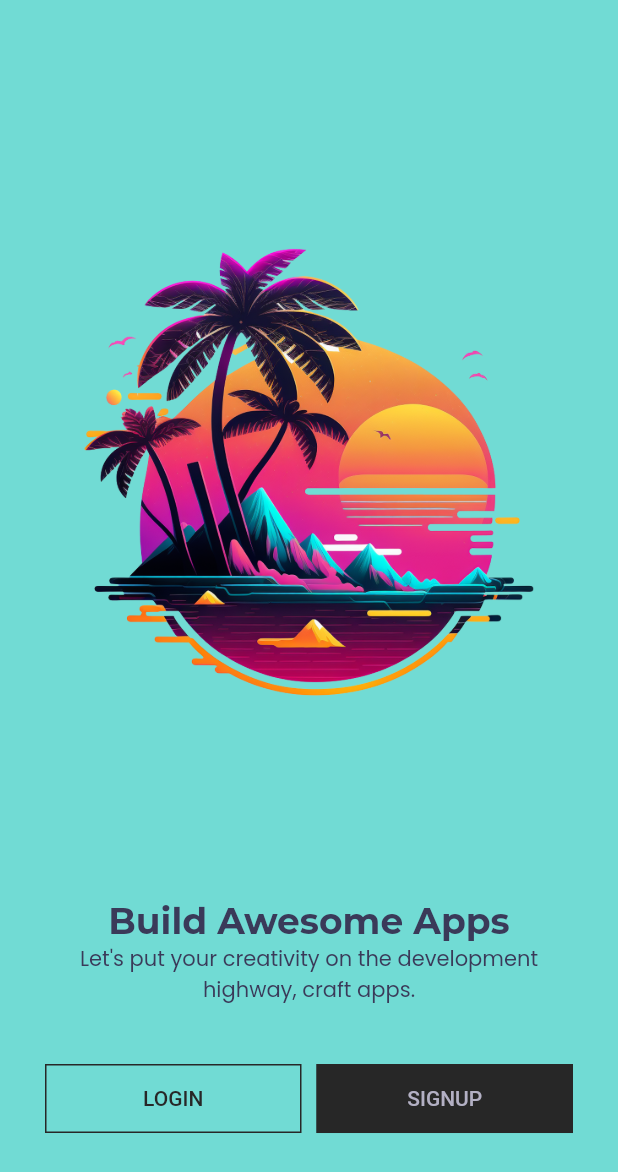
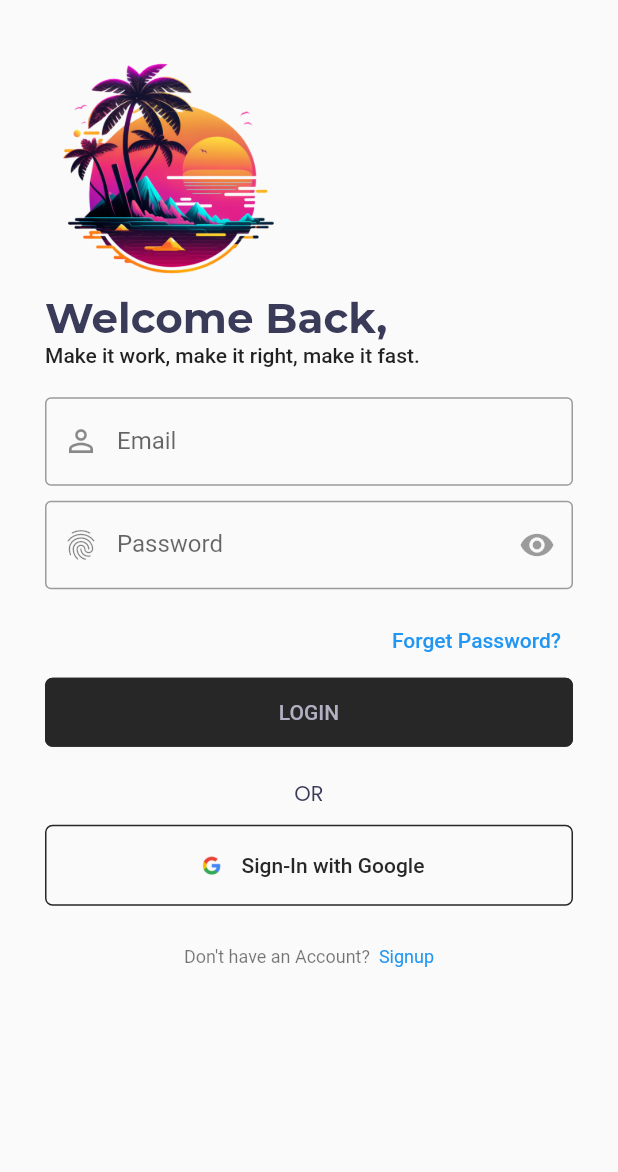
Before and after one commit to FelipeB0427/login_app_flutter, a Flutter app: the screen it shows after launch, after a tap on "LOGIN", on a phone screen of 412 x 824 dp. Shown: the top 1172 px of the screen. Run offline on Flutter 3.47's test engine with Material 2 defaults, Android fonts, the light colour scheme and no system bars; our stand-ins replace get, google_fonts, liquid_swipe, smooth_page_indicator.

Commit message:
FEAT: Created the login screen

```diff
--- a/lib/src/constants/image_strings.dart
+++ b/lib/src/constants/image_strings.dart
@@ -4,4 +4,8 @@ const String tOnboardingImage2 = "assets/images/on_boarding/image-2.png";
 const String tOnboardingImage3 = "assets/images/on_boarding/image-3.png";
 
 // -- Welcome Screen Images
+// -- Still used on Login & SignUp
 const String tWelcomeImage = "assets/images/welcome/welcome-image.png";
+
+// -- Login Screen Imnages
+const String tGoogleLogo = "assets/images/logo/google-logo.png";
--- a/lib/src/constants/sizes.dart
+++ b/lib/src/constants/sizes.dart
@@ -1,3 +1,4 @@
 const double tDefaultSize = 30.0;
 const double tSplashContainerSize = 30.0;
 const double tButtonHeight = 15.0;
+const tFormHeight = 30.0;
--- a/lib/src/constants/text_strings.dart
+++ b/lib/src/constants/text_strings.dart
@@ -1,6 +1,10 @@
 // -- General Text
 const String tLogin = "Login";
 const String tSignUp = "Signup";
+const String tEmail = "Email";
+const String tPassword = "Password";
+const String tForgetPassword= "Forget Password?";
+const String tSignInWithGoogle = "Sign-In with Google";
 
 // -- OnBoarding Text
 const String tOnboardingTitle1 = "Build Awesome Apps";
@@ -18,3 +22,10 @@ const String tOnboardingCounter3 = "3/3";
 // -- Welcome Text
 const String tWelcomeTitle = "Build Awesome Apps";
 const String tWelcomeSubTitle = "Let's put your creativity on the development highway, craft apps.";
+
+// -- Login Text
+const String tLoginTitle = "Welcome Back,";
+const String tLoginSubTitle = "Make it work, make it right, make it fast.";
+const String tRememberMe = "Remember Me?";
+const String tAlreadyHaveAnAccount = "Already have an Account?";
+const String tDontHaveAnAccount = "Don't have an Account?  ";
--- /dev/null
+++ b/lib/src/features/authantication/screens/login/login_screen.dart
@@ -0,0 +1,33 @@
+import 'package:flutter/material.dart';
+import 'package:login_flutter_app/src/constants/sizes.dart';
+
+import 'widgets/login_footer_widget.dart';
+import 'widgets/login_form_widget.dart';
+import 'widgets/login_header_widget.dart';
+
+class LoginScreen extends StatelessWidget {
+  const LoginScreen({Key? key}) : super(key: key);
+
+  @override
+  Widget build(BuildContext context) {
+    final size = MediaQuery.of(context).size;
+
+    return SafeArea(
+      child: Scaffold(
+        body: SingleChildScrollView(
+          child: Container(
+            padding: const EdgeInsets.all(tDefaultSize),
+            child: Column(
+              crossAxisAlignment: CrossAxisAlignment.start,
+              children: [
+                LoginHeader(size: size),
+                const LoginForm(),
+                const LoginFooter()
+              ],
+            ),
+          ),
+        ),
+      ),
+    );
+  }
+}
--- /dev/null
+++ b/lib/src/features/authantication/screens/login/widgets/login_footer_widget.dart
@@ -0,0 +1,45 @@
+import 'package:flutter/material.dart';
+import 'package:login_flutter_app/src/constants/image_strings.dart';
+import 'package:login_flutter_app/src/constants/sizes.dart';
+import 'package:login_flutter_app/src/constants/text_strings.dart';
+
+class LoginFooter extends StatelessWidget {
+  const LoginFooter({
+    super.key,
+  });
+
+  @override
+  Widget build(BuildContext context) {
+    return Column(
+      crossAxisAlignment: CrossAxisAlignment.center,
+      children: [
+        const Text("OR"),
+        const SizedBox(height: tFormHeight - 20.0,),
+        SizedBox(
+          width: double.infinity,
+          child: OutlinedButton.icon(
+            icon: const Image(image: AssetImage(tGoogleLogo), width: 24.0, height: 24.0,),
+            onPressed: (){},
+            label: const Text(tSignInWithGoogle),
+          ),
+        ),
+
+        const SizedBox(height: tFormHeight - 20.0,),
+
+        TextButton(
+          onPressed: () {},
+          child: Text.rich(TextSpan(
+            text: tDontHaveAnAccount,
+            style: Theme.of(context).textTheme.bodySmall,
+              children: const [
+                TextSpan(
+                  text: tSignUp,
+                  style: TextStyle(color: Colors.blue),
+                )
+              ]
+            )),
+        ),
+      ],
+    );
+  }
+}
--- /dev/null
+++ b/lib/src/features/authantication/screens/login/widgets/login_form_widget.dart
@@ -0,0 +1,64 @@
+import 'package:flutter/material.dart';
+import 'package:login_flutter_app/src/constants/sizes.dart';
+import 'package:login_flutter_app/src/constants/text_strings.dart';
+
+class LoginForm extends StatelessWidget {
+  const LoginForm({
+    super.key,
+  });
+
+  @override
+  Widget build(BuildContext context) {
+    return Form(
+      child: Container(
+        padding: const EdgeInsets.symmetric(vertical: 20.0),
+        child: Column(
+          crossAxisAlignment: CrossAxisAlignment.start,
+          children: [
+            TextFormField(
+              decoration: const InputDecoration(
+                prefixIcon: Icon(Icons.person_outline_outlined),
+                labelText: tEmail,
+                hintText: tEmail,
+                border: OutlineInputBorder()
+              ),
+            ),
+
+            const SizedBox(height: tFormHeight - 20.0,),
+
+            TextFormField(
+              decoration: const InputDecoration(
+                prefixIcon: Icon(Icons.fingerprint),
+                labelText: tPassword,
+                hintText: tPassword,
+                border: OutlineInputBorder(),
+                suffixIcon: IconButton(
+                  onPressed: null,
+                  icon: Icon(Icons.remove_red_eye_sharp),
+                )
+              ),
+            ),
+
+            const SizedBox(height: tFormHeight - 20.0,),
+
+            Align(
+              alignment: Alignment.centerRight,
+              child: TextButton(
+                onPressed: () {},
+                child: const Text(tForgetPassword)
+              ),
+            ),
+
+            SizedBox(
+              width: double.infinity,
+              child: ElevatedButton(
+                onPressed: () {},
+                child: Text(tLogin.toUpperCase())
+              ),
+            ),
+          ],
+        ),
+      ),
+    );
+  }
+}
--- /dev/null
+++ b/lib/src/features/authantication/screens/login/widgets/login_header_widget.dart
@@ -0,0 +1,24 @@
+import 'package:flutter/material.dart';
+import 'package:login_flutter_app/src/constants/image_strings.dart';
+import 'package:login_flutter_app/src/constants/text_strings.dart';
+
+class LoginHeader extends StatelessWidget {
+  const LoginHeader({
+    super.key,
+    required this.size,
+  });
+
+  final Size size;
+
+  @override
+  Widget build(BuildContext context) {
+    return Column(
+      crossAxisAlignment: CrossAxisAlignment.start,
+      children: [
+        Image(image: const AssetImage(tWelcomeImage), height: size.height * 0.2,),
+        Text(tLoginTitle, style: Theme.of(context).textTheme.headlineLarge,),
+        Text(tLoginSubTitle, style: Theme.of(context).textTheme.bodyLarge,),
+      ],
+    );
+  }
+}
--- a/lib/src/features/authantication/screens/welcome/welcome_screen.dart
+++ b/lib/src/features/authantication/screens/welcome/welcome_screen.dart
@@ -1,8 +1,10 @@
 import 'package:flutter/material.dart';
+import 'package:get/get.dart';
 import 'package:login_flutter_app/src/constants/colors.dart';
 import 'package:login_flutter_app/src/constants/image_strings.dart';
 import 'package:login_flutter_app/src/constants/sizes.dart';
 import 'package:login_flutter_app/src/constants/text_strings.dart';
+import 'package:login_flutter_app/src/features/authantication/screens/login/login_screen.dart';
 
 class WelcomeScreen extends StatelessWidget {
   const WelcomeScreen({Key? key}) : super(key : key);
@@ -40,7 +42,7 @@ class WelcomeScreen extends StatelessWidget {
               children: [
                 Expanded(
                   child: OutlinedButton(
-                    onPressed: (){},
+                    onPressed: () => Get.to(() => const LoginScreen()),
                     child: Text(tLogin.toUpperCase())
                   )
                 ),
--- a/lib/src/utils/widget_themes/elevated_button_theme.dart
+++ b/lib/src/utils/widget_themes/elevated_button_theme.dart
@@ -9,7 +9,7 @@ class TElevatedButtonTheme {
   static final lightElevatedButtonTheme = ElevatedButtonThemeData(
     style: OutlinedButton.styleFrom(
       elevation: 0.0,
-      shape: const RoundedRectangleBorder(),
+      shape: RoundedRectangleBorder(borderRadius: BorderRadius.circular(5.0)),
       foregroundColor: tWhiteColor,
       backgroundColor: tSecondaryColor,
       side: const BorderSide(color: tSecondaryColor),
@@ -21,7 +21,7 @@ class TElevatedButtonTheme {
   static final darkElevatedButtonTheme = ElevatedButtonThemeData(
     style: OutlinedButton.styleFrom(
       elevation: 0.0,
-      shape: const RoundedRectangleBorder(),
+      shape: RoundedRectangleBorder(borderRadius: BorderRadius.circular(5.0)),
       foregroundColor: tSecondaryColor,
       backgroundColor: tWhiteColor,
       side: const BorderSide(color: tWhiteColor),
--- a/lib/src/utils/widget_themes/outlined_button_theme.dart
+++ b/lib/src/utils/widget_themes/outlined_button_theme.dart
@@ -8,7 +8,7 @@ class TOutlinedButtonTheme {
   // -- Light Theme -- //
   static final lightOutlinedButtonTheme = OutlinedButtonThemeData(
     style: OutlinedButton.styleFrom(
-      shape: const RoundedRectangleBorder(),
+      shape: RoundedRectangleBorder(borderRadius: BorderRadius.circular(5.0)),
       foregroundColor: tSecondaryColor,
       side: const BorderSide(color: tSecondaryColor),
       padding: const EdgeInsets.symmetric(vertical: tButtonHeight),
@@ -18,7 +18,7 @@ class TOutlinedButtonTheme {
   // -- Dark Theme -- //
   static final darkOutlinedButtonTheme = OutlinedButtonThemeData(
     style: OutlinedButton.styleFrom(
-      shape: const RoundedRectangleBorder(),
+      shape: RoundedRectangleBorder(borderRadius: BorderRadius.circular(5.0)),
       foregroundColor: tWhiteColor,
       side: const BorderSide(color: tWhiteColor),
       padding: const EdgeInsets.symmetric(vertical: tButtonHeight),
--- a/pubspec.yaml
+++ b/pubspec.yaml
@@ -38,3 +38,4 @@ flutter:
     - assets/images/
     - assets/images/on_boarding/
     - assets/images/welcome/
+    - assets/images/logo/
```
Also changed, not shown: assets/images/logo/google-logo.png (added).
